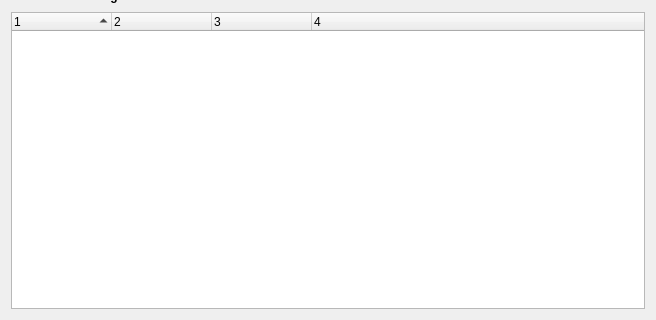
The window that output_dialog.ui (lutraconsulting/qgis-nnpa-reporting) describes before a commit, drawn with Qt 5; both pictures show x 0 to 656 and y 166 to 486 of the 656 by 486 pixel window.
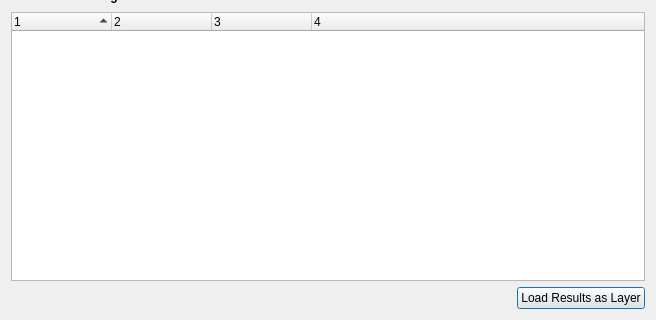
The same window after the commit. Custom widgets are drawn as their Qt base class.

Commit message: Add save results as layer

```diff
--- a/output_dialog.ui
+++ b/output_dialog.ui
@@ -317,6 +317,30 @@
      </column>
     </widget>
    </item>
+   <item>
+    <layout class="QHBoxLayout" name="horizontalLayout_6">
+     <item>
+      <spacer name="horizontalSpacer_6">
+       <property name="orientation">
+        <enum>Qt::Horizontal</enum>
+       </property>
+       <property name="sizeHint" stdset="0">
+        <size>
+         <width>40</width>
+         <height>20</height>
+        </size>
+       </property>
+      </spacer>
+     </item>
+     <item>
+      <widget class="QPushButton" name="loadAsLayerButton">
+       <property name="text">
+        <string>Load Results as Layer</string>
+       </property>
+      </widget>
+     </item>
+    </layout>
+   </item>
   </layout>
  </widget>
  <customwidgets>
```
The commit also changes 1 other file.
